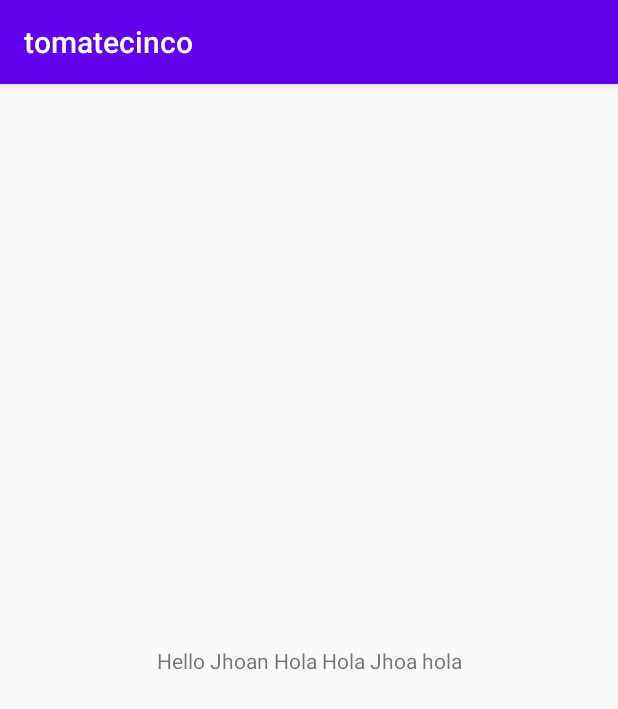
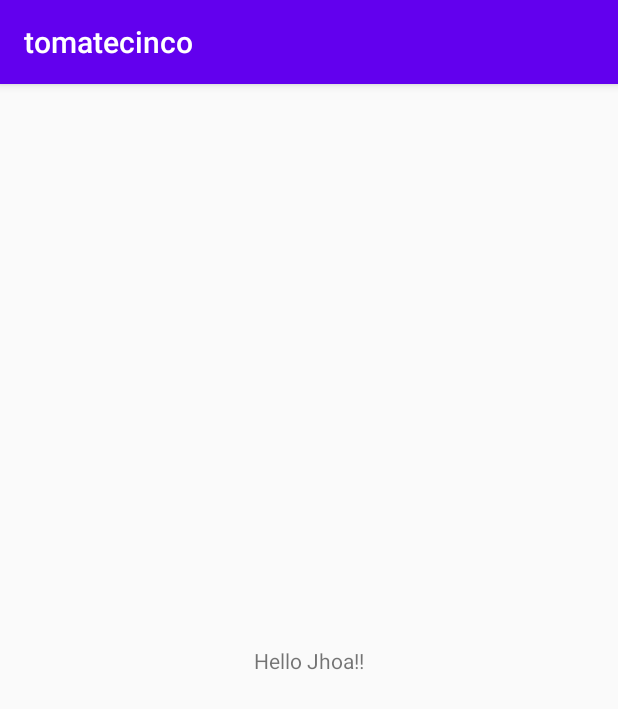
Before and after one commit to JWars8/tomatecinco, an Android app: the screen it shows after launch (MainActivity), on a phone screen of 412 x 824 dp. Shown: the top 709 px of the screen. Run offline under Robolectric (Android 15) with nearby library versions, the phone set to English and light mode, and no system bars.

Commit message:
cambio desde nolocal hp

```diff
--- a/app/src/main/res/layout/activity_main.xml
+++ b/app/src/main/res/layout/activity_main.xml
@@ -9,7 +9,7 @@
     <TextView
         android:layout_width="wrap_content"
         android:layout_height="wrap_content"
-        android:text="Hello Jhoan Hola Hola Jhoa hola"
+        android:text="Hello Jhoa!!"
         app:layout_constraintBottom_toBottomOf="parent"
         app:layout_constraintLeft_toLeftOf="parent"
         app:layout_constraintRight_toRightOf="parent"
```
